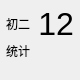
Above: daywidget.ui from wangrunji0408/QtCalendar before the change. Below: the same form after it.
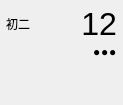
That is the form after the change.

What changed in the file:
```diff
--- a/daywidget.ui
+++ b/daywidget.ui
@@ -6,8 +6,8 @@
    <rect>
     <x>0</x>
     <y>0</y>
-    <width>80</width>
-    <height>80</height>
+    <width>123</width>
+    <height>105</height>
    </rect>
   </property>
   <property name="minimumSize">
@@ -71,11 +71,45 @@
     </layout>
    </item>
    <item>
-    <widget class="QLabel" name="label">
-     <property name="text">
-      <string>统计</string>
+    <layout class="QHBoxLayout" name="horizontalLayout_2">
+     <property name="spacing">
+      <number>0</number>
      </property>
-    </widget>
+     <item>
+      <spacer name="horizontalSpacer">
+       <property name="orientation">
+        <enum>Qt::Horizontal</enum>
+       </property>
+       <property name="sizeHint" stdset="0">
+        <size>
+         <width>40</width>
+         <height>20</height>
+        </size>
+       </property>
+      </spacer>
+     </item>
+     <item>
+      <widget class="QLabel" name="dotLabel_1">
+       <property name="text">
+        <string>●</string>
+       </property>
+      </widget>
+     </item>
+     <item>
+      <widget class="QLabel" name="dotLabel_2">
+       <property name="text">
+        <string>●</string>
+       </property>
+      </widget>
+     </item>
+     <item>
+      <widget class="QLabel" name="dotLabel_3">
+       <property name="text">
+        <string>●</string>
+       </property>
+      </widget>
+     </item>
+    </layout>
    </item>
    <item>
     <spacer name="verticalSpacer">
```
